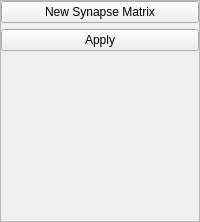
The window that Neuron/SynapseDock.ui (Skwint/Neuron) describes before a commit, drawn with Qt 5.
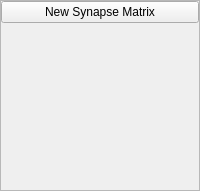
The same window after the commit.

Diff of the .ui file:
```diff
--- a/Neuron/SynapseDock.ui
+++ b/Neuron/SynapseDock.ui
@@ -7,7 +7,7 @@
     <x>0</x>
     <y>0</y>
     <width>200</width>
-    <height>222</height>
+    <height>191</height>
    </rect>
   </property>
   <property name="minimumSize">
@@ -53,7 +53,7 @@
          <x>0</x>
          <y>0</y>
          <width>198</width>
-         <height>198</height>
+         <height>167</height>
         </rect>
        </property>
        <layout class="QVBoxLayout" name="verticalLayout_2">
@@ -79,13 +79,6 @@
           </property>
          </widget>
         </item>
-        <item>
-         <widget class="QPushButton" name="btnApply">
-          <property name="text">
-           <string>Apply</string>
-          </property>
-         </widget>
-        </item>
         <item>
          <spacer name="verticalSpacer">
           <property name="orientation">
```
